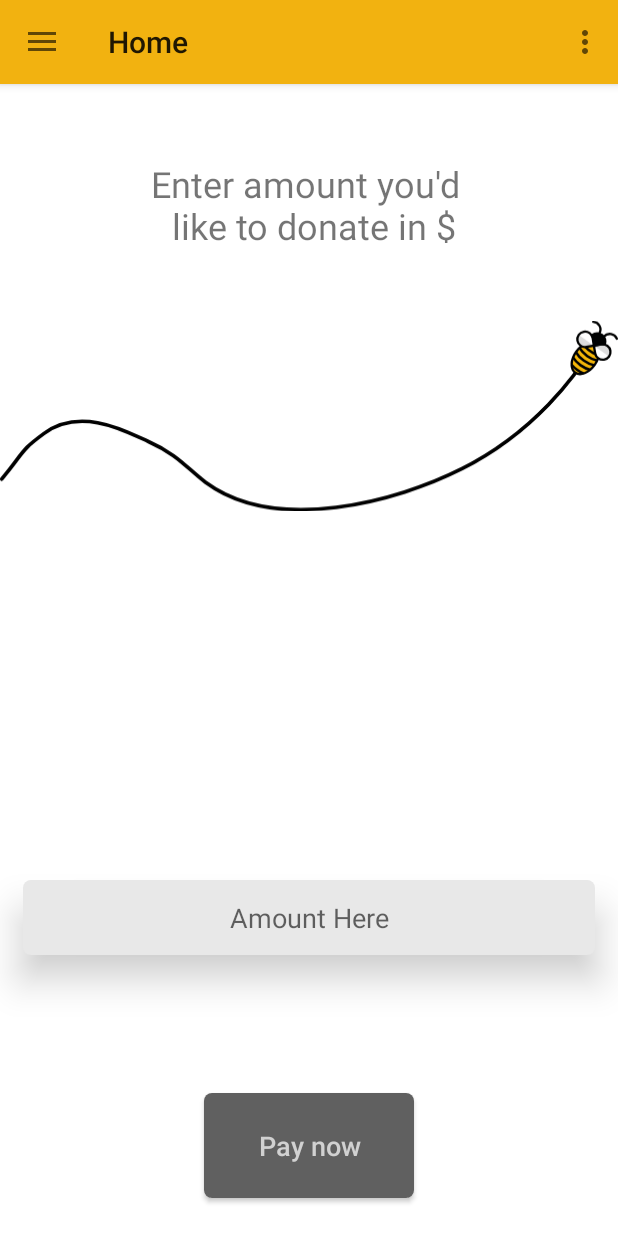
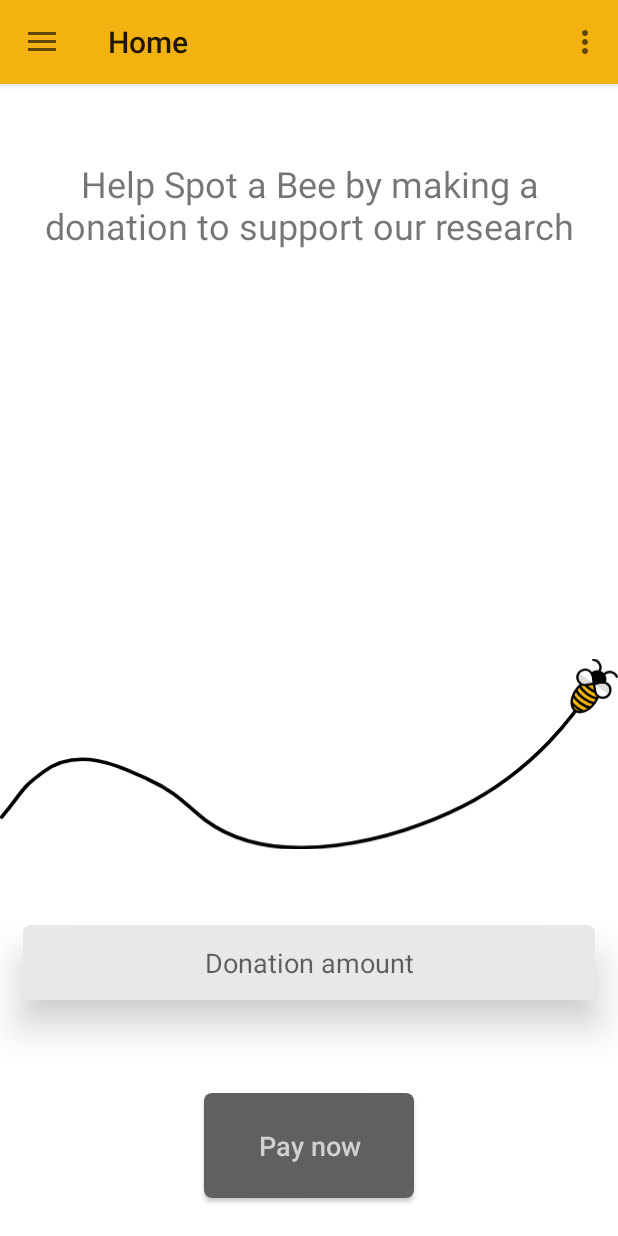
Before and after one commit to Devildude4427/Spot-A-Bee, an Android app: the fragment DonationLogin placed in its activity, on a phone screen of 412 x 824 dp. Run offline under Robolectric (Android 15) with nearby library versions, the phone set to English and light mode, and no system bars; our stand-ins replace Room's generated code; libraries missing offline, so code that uses them is left out: clarifai2.api, com.paypal.android; 3 statements that could not run were skipped.

Commit message:
Less dodgy looking UI for paypal launcher fragment

```diff
--- a/app/src/main/java/com/assignment/spotabee/fragments/DonationLogin.java
+++ b/app/src/main/java/com/assignment/spotabee/fragments/DonationLogin.java
@@ -87,6 +87,8 @@ public class DonationLogin extends Fragment {
     @Override
     public View onCreateView(LayoutInflater inflater, ViewGroup container,
                              Bundle savedInstanceState) {
+//        PayPal pp = PayPal.getInstance();
+//        launchPayPalButton = pp.getCheckoutButton(this, PayPal.BUTTON_278x43, CheckoutButton.TEXT_PAY);
         // Inflate the layout for this fragment
         rootView = inflater.inflate(R.layout.fragment_donation, container, false);
 
--- a/app/src/main/res/layout/fragment_donation.xml
+++ b/app/src/main/res/layout/fragment_donation.xml
@@ -12,12 +12,12 @@
     <android.support.v7.widget.AppCompatTextView
         android:id="@+id/CurrencyTxt"
         android:layout_width="match_parent"
-        android:layout_height="96dp"
+        android:layout_height="150dp"
         android:layout_alignParentEnd="true"
         android:layout_alignParentTop="true"
         android:layout_marginTop="30dp"
         android:padding="@dimen/default_text_padding"
-        android:text="@string/enter_amount_you_d_nlike_to_donate_in"
+        android:text="Help Spot a Bee by making a donation to support our research"
         android:textAlignment="center"
         android:textAllCaps="false"
         android:textSize="@dimen/default_heading_size" />
@@ -48,9 +48,9 @@
         android:id="@+id/imageView"
         android:layout_width="wrap_content"
         android:layout_height="wrap_content"
+        android:layout_above="@+id/editAmount"
         android:layout_alignParentStart="true"
-        android:layout_below="@+id/CurrencyTxt"
-        android:layout_marginTop="17dp"
+        android:layout_marginBottom="36dp"
         android:minHeight="100dp"
         android:minWidth="336dp"
         android:src="@drawable/ic_bee_flying" />
@@ -59,14 +59,14 @@
         android:id="@+id/editAmount"
         android:layout_width="match_parent"
         android:layout_height="50dp"
+        android:layout_marginLeft="@dimen/default_text_view_margin"
+        android:layout_marginRight="@dimen/default_text_view_margin"
         android:layout_above="@+id/btnPayNow"
         android:layout_alignParentStart="true"
-        android:layout_marginRight="@dimen/default_text_view_margin"
-        android:layout_marginLeft="@dimen/default_text_view_margin"
-        android:layout_marginBottom="92dp"
+        android:layout_marginBottom="62dp"
         android:background="@drawable/grey_text_input_background"
         android:elevation="@dimen/default_elevation"
-        android:hint="@string/amount_here"
+        android:hint="Donation amount"
         android:textAlignment="center"
         android:translationZ="@dimen/default_translation_z" />
 
```
